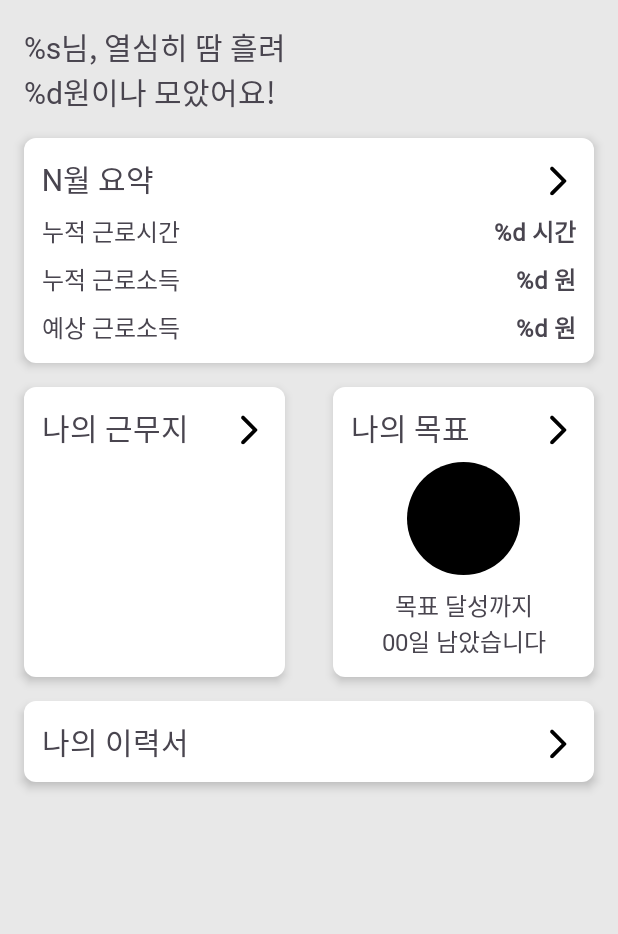
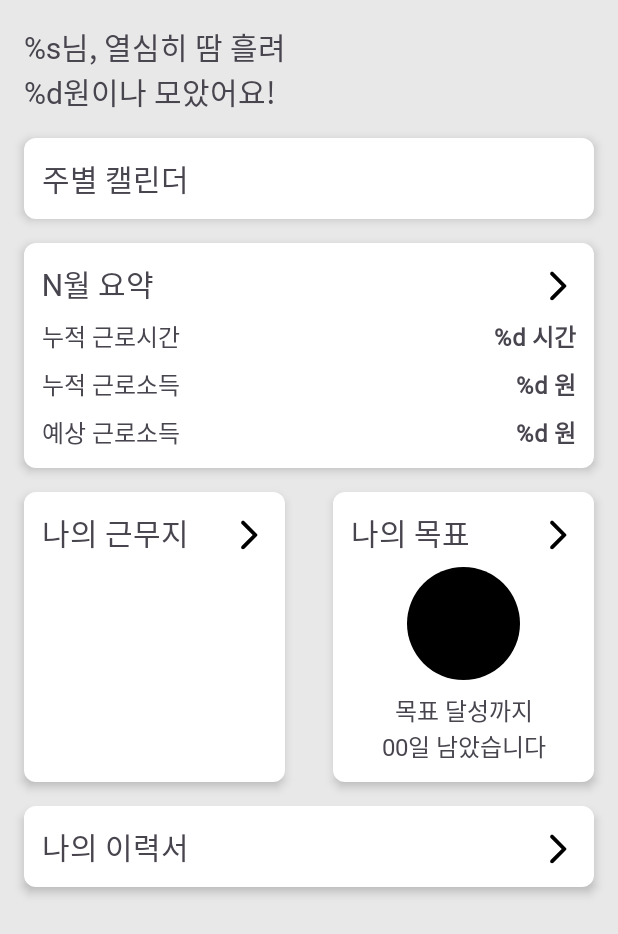
Before and after one commit to TTangho-Lee/Haedal-Hackathon, an Android app: the HomeActivity screen opened directly, with no data from a screen before it, on a phone screen of 412 x 824 dp. Shown: the top 934 px of the screen. Run offline under Robolectric (Android 15) with nearby library versions, the phone set to English and light mode, and no system bars.

Commit message:
달력 라이브러리 import

```diff
--- a/app/build.gradle.kts
+++ b/app/build.gradle.kts
@@ -45,6 +45,7 @@ dependencies {
     implementation(libs.room.runtime)
     implementation(libs.navigation.fragment)
     implementation(libs.appcompat)
+    implementation("com.github.prolificinteractive:material-calendarview:2.0.1")
     testImplementation(libs.junit)
     androidTestImplementation(libs.ext.junit)
     androidTestImplementation(libs.espresso.core)
--- a/app/src/main/AndroidManifest.xml
+++ b/app/src/main/AndroidManifest.xml
@@ -22,7 +22,7 @@
             android:name=".home.SummationActivity"
             android:exported="false" />
         <activity
-            android:name=".timerCalander.TimerCalanderActivity"
+            android:name=".calander.CalanderActivity"
             android:exported="false" />
         <activity
             android:name=".home.HomeActivity"
--- a/app/src/main/java/com/example/parttimecalander/timerCalander/TimerCalanderActivity.java
+++ b/app/src/main/java/com/example/parttimecalander/calander/CalanderActivity.java
@@ -1,4 +1,4 @@
-package com.example.parttimecalander.timerCalander;
+package com.example.parttimecalander.calander;
 
 import android.os.Bundle;
 
@@ -9,11 +9,11 @@ import androidx.core.view.WindowInsetsCompat;
 
 import com.example.parttimecalander.R;
 
-public class TimerCalanderActivity extends AppCompatActivity {
+public class CalanderActivity extends AppCompatActivity {
     @Override
     protected void onCreate(Bundle savedInstanceState) {
         super.onCreate(savedInstanceState);
-        setContentView(R.layout.activity_timer_calander);
+        setContentView(R.layout.activity_calander);
 
         ViewCompat.setOnApplyWindowInsetsListener(findViewById(R.id.main), (v, insets) -> {
             Insets systemBars = insets.getInsets(WindowInsetsCompat.Type.systemBars());
--- a/app/src/main/res/layout/activity_home.xml
+++ b/app/src/main/res/layout/activity_home.xml
@@ -26,6 +26,28 @@
             app:layout_constraintTop_toTopOf="parent"
             app:layout_constraintStart_toStartOf="parent"/>
     </androidx.constraintlayout.widget.ConstraintLayout>
+    <!-- 주별 캘린더 -->
+    <androidx.constraintlayout.widget.ConstraintLayout
+        android:id="@+id/week_calander"
+        android:layout_width="0dp"
+        android:layout_height="wrap_content"
+        android:layout_margin="16dp"
+        android:padding="12dp"
+        android:background="@drawable/background_white_border_10"
+        android:elevation="4dp"
+        app:layout_constraintTop_toBottomOf="@id/earn_money"
+        app:layout_constraintStart_toStartOf="parent"
+        app:layout_constraintEnd_toEndOf="parent">
+        <TextView
+            android:id="@+id/calander_title"
+            android:layout_width="match_parent"
+            android:layout_height="wrap_content"
+            android:text="주별 캘린더"
+            android:textSize="20sp"
+            android:fontFamily="@font/font_bold"
+            app:layout_constraintTop_toTopOf="parent"/>
+
+    </androidx.constraintlayout.widget.ConstraintLayout>
 
     <!-- 월별 요약 -->
     <androidx.constraintlayout.widget.ConstraintLayout
@@ -36,7 +58,7 @@
         android:padding="12dp"
         android:background="@drawable/background_white_border_10"
         android:elevation="4dp"
-        app:layout_constraintTop_toBottomOf="@id/earn_money"
+        app:layout_constraintTop_toBottomOf="@id/week_calander"
         app:layout_constraintStart_toStartOf="parent"
         app:layout_constraintEnd_toEndOf="parent">
         <TextView
--- a/settings.gradle.kts
+++ b/settings.gradle.kts
@@ -16,6 +16,7 @@ dependencyResolutionManagement {
     repositories {
         google()
         mavenCentral()
+        maven { url=uri("https://jitpack.io") }
     }
 }
 
```
Also changed, not shown: app/src/main/java/com/example/parttimecalander/timerCalander/CalanderFragment.java (deleted, +0 -50 lines), app/src/main/java/com/example/parttimecalander/timerCalander/TimerFragment.java (deleted, +0 -50 lines), app/src/main/res/layout/activity_calander.xml (added, +31 -0 lines), app/src/main/res/layout/activity_timer_calander.xml (deleted, +0 -10 lines), app/src/main/res/layout/fragment_calander.xml (deleted, +0 -14 lines), app/src/main/res/layout/fragment_first.xml (+12 -1 lines), app/src/main/res/layout/fragment_timer.xml (deleted, +0 -14 lines).
